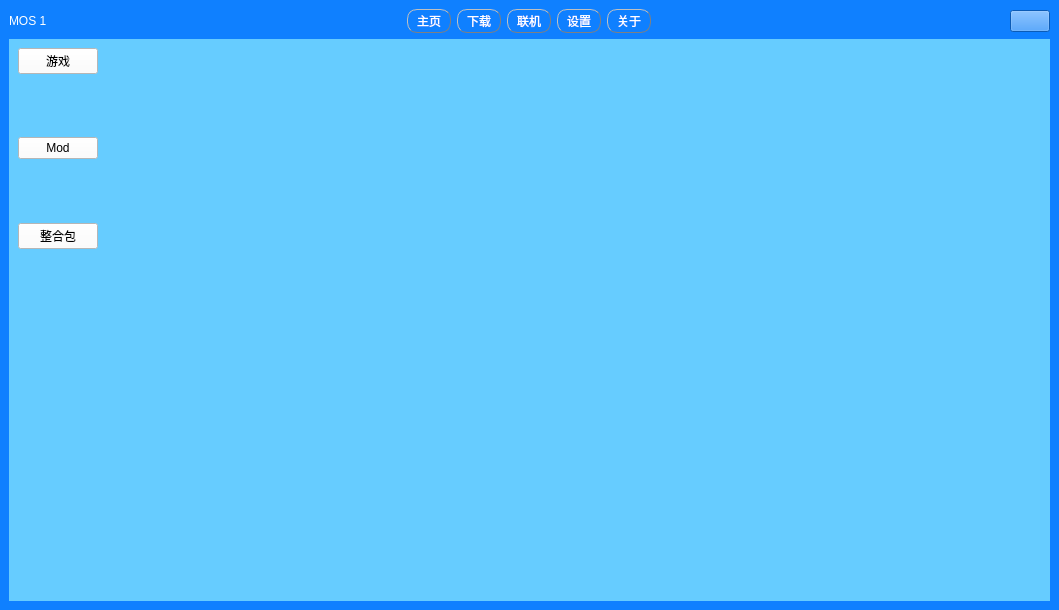
Qt form UI/MOS_UI.ui (David-xian66/Minecraft-Optimal-Starter_1) before a commit.
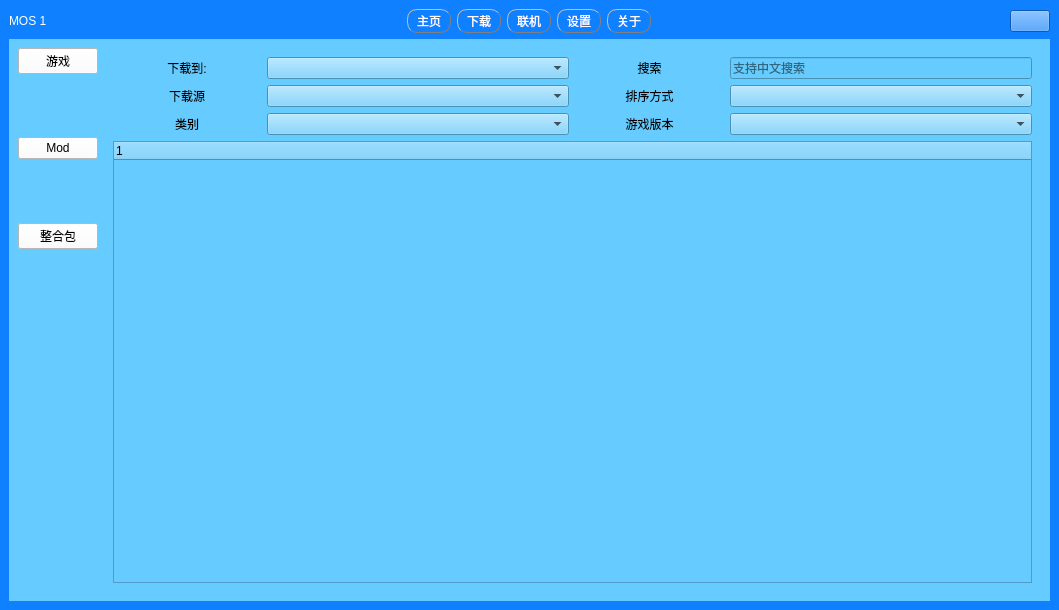
The same form after that commit. The open tabs and pages were chosen to show the change. Icons and pictures are not drawn.

Patch:
```diff
--- a/UI/MOS_UI.ui
+++ b/UI/MOS_UI.ui
@@ -577,7 +577,101 @@
             </item>
            </layout>
           </widget>
-          <widget class="QWidget" name="page_xiazai_mod"/>
+          <widget class="QWidget" name="page_xiazai_mod">
+           <layout class="QGridLayout" name="gridLayout_12">
+            <item row="2" column="0">
+             <widget class="QLabel" name="label_6">
+              <property name="text">
+               <string>下载源</string>
+              </property>
+              <property name="alignment">
+               <set>Qt::AlignCenter</set>
+              </property>
+             </widget>
+            </item>
+            <item row="4" column="0">
+             <widget class="QLabel" name="label_8">
+              <property name="text">
+               <string>类别</string>
+              </property>
+              <property name="alignment">
+               <set>Qt::AlignCenter</set>
+              </property>
+             </widget>
+            </item>
+            <item row="2" column="3">
+             <widget class="QLabel" name="label_7">
+              <property name="text">
+               <string>排序方式</string>
+              </property>
+              <property name="alignment">
+               <set>Qt::AlignCenter</set>
+              </property>
+             </widget>
+            </item>
+            <item row="4" column="1" colspan="2">
+             <widget class="QComboBox" name="comboBox_4"/>
+            </item>
+            <item row="0" column="3">
+             <widget class="QLabel" name="label_5">
+              <property name="text">
+               <string>搜索</string>
+              </property>
+              <property name="alignment">
+               <set>Qt::AlignCenter</set>
+              </property>
+             </widget>
+            </item>
+            <item row="2" column="1" colspan="2">
+             <widget class="QComboBox" name="comboBox_2"/>
+            </item>
+            <item row="0" column="0">
+             <widget class="QLabel" name="label_4">
+              <property name="text">
+               <string>下载到:</string>
+              </property>
+              <property name="alignment">
+               <set>Qt::AlignCenter</set>
+              </property>
+             </widget>
+            </item>
+            <item row="4" column="3">
+             <widget class="QLabel" name="label_9">
+              <property name="text">
+               <string>游戏版本</string>
+              </property>
+              <property name="alignment">
+               <set>Qt::AlignCenter</set>
+              </property>
+             </widget>
+            </item>
+            <item row="4" column="4" colspan="2">
+             <widget class="QComboBox" name="comboBox_5"/>
+            </item>
+            <item row="2" column="4" colspan="2">
+             <widget class="QComboBox" name="comboBox_3"/>
+            </item>
+            <item row="0" column="4" colspan="2">
+             <widget class="QLineEdit" name="lineEdit_6">
+              <property name="placeholderText">
+               <string>支持中文搜索</string>
+              </property>
+             </widget>
+            </item>
+            <item row="0" column="1" colspan="2">
+             <widget class="QComboBox" name="comboBox"/>
+            </item>
+            <item row="6" column="0" colspan="6">
+             <widget class="QTreeWidget" name="treeWidget_2">
+              <column>
+               <property name="text">
+                <string notr="true">1</string>
+               </property>
+              </column>
+             </widget>
+            </item>
+           </layout>
+          </widget>
          </widget>
         </item>
         <item row="1" column="0">
```
Left out of the diff: 159 changed lines with no effect on the pictures.
